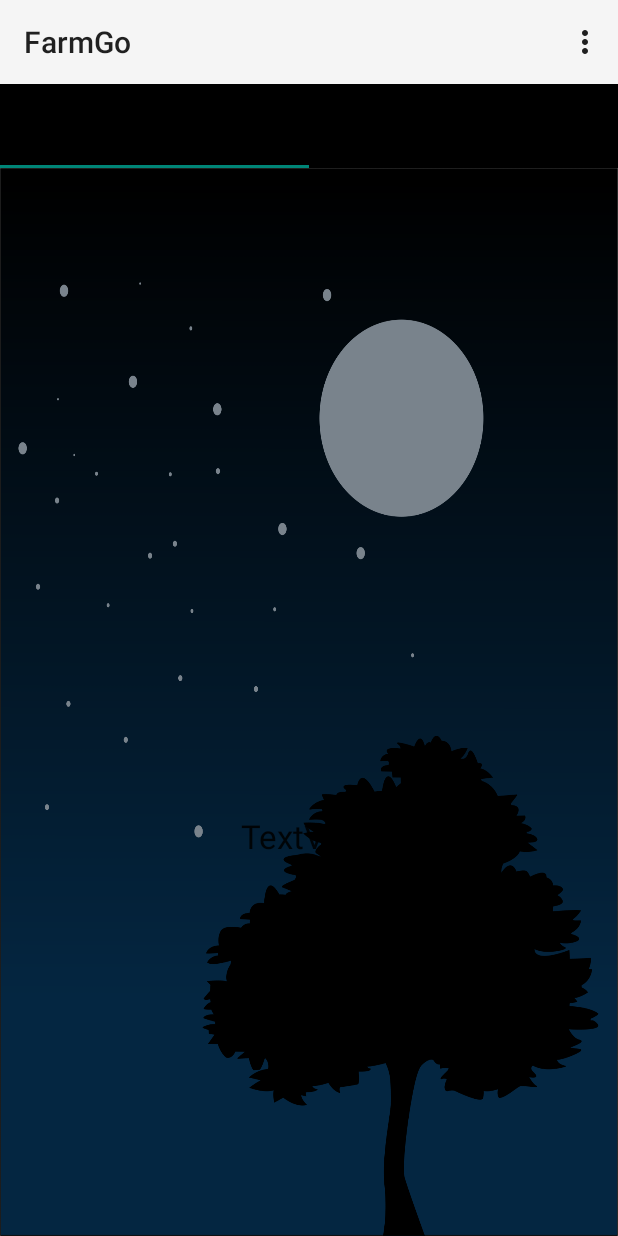
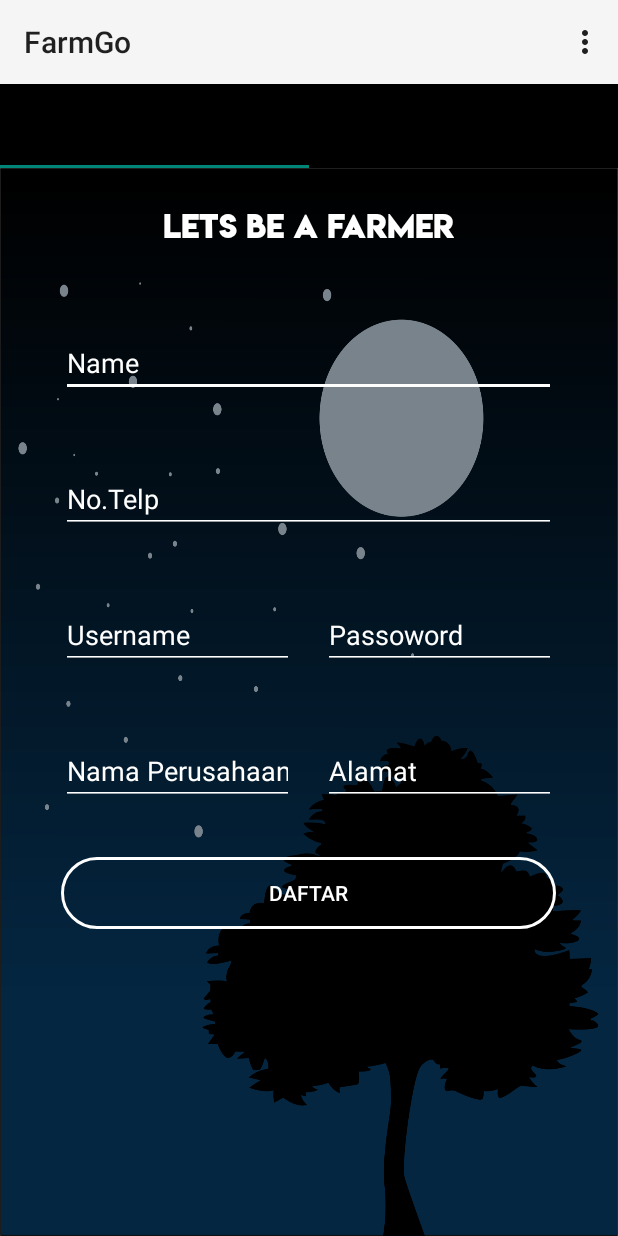
Before and after one commit to rhesaav/FarmGo, an Android app: the Tab1 screen opened directly, with no data from a screen before it, on a phone screen of 412 x 824 dp. Run offline under Robolectric (Android 15) with nearby library versions, the phone set to English and light mode, and no system bars.

Commit message:
+ editing owner registration

```diff
--- a/app/src/main/res/layout/tab1.xml
+++ b/app/src/main/res/layout/tab1.xml
@@ -3,13 +3,111 @@
     android:layout_width="match_parent"
     android:layout_height="match_parent">
 
+    <EditText
+        android:id="@+id/name"
+        android:layout_width="330dp"
+        android:layout_height="wrap_content"
+        android:layout_alignStart="@+id/telp"
+        android:layout_below="@+id/judul"
+        android:layout_marginTop="54dp"
+        android:backgroundTint="@color/cardview_light_background"
+        android:ems="10"
+        android:hint="Name"
+        android:inputType="textPersonName"
+        android:textColor="@android:color/white"
+        android:textColorHint="@android:color/white" />
+
+    <EditText
+        android:id="@+id/telp"
+        android:layout_width="330dp"
+        android:layout_height="wrap_content"
+        android:layout_alignStart="@+id/username"
+        android:layout_below="@+id/name"
+        android:layout_marginTop="45dp"
+        android:backgroundTint="@color/cardview_light_background"
+        android:ems="10"
+        android:hint="No.Telp"
+        android:inputType="phone"
+        android:textColor="@android:color/white"
+        android:textColorHint="@android:color/white" />
+
+    <EditText
+        android:id="@+id/username"
+        android:layout_width="155dp"
+        android:layout_height="wrap_content"
+        android:layout_alignStart="@+id/kirim"
+        android:layout_below="@+id/telp"
+        android:layout_marginTop="45dp"
+        android:backgroundTint="@color/cardview_light_background"
+        android:ems="10"
+        android:hint="Username"
+        android:inputType="textPersonName"
+        android:textColor="@android:color/white"
+        android:textColorHint="@android:color/white" />
+
+    <EditText
+        android:id="@+id/password"
+        android:layout_width="155dp"
+        android:layout_height="wrap_content"
+        android:layout_above="@+id/kirim"
+        android:layout_alignEnd="@+id/telp"
+        android:backgroundTint="@color/cardview_light_background"
+        android:ems="10"
+        android:hint="Passoword"
+        android:inputType="textPassword"
+        android:textColor="@android:color/white"
+        android:textColorHint="@android:color/white" />
+
+    <EditText
+        android:id="@+id/namaperusahaan"
+        android:layout_width="155dp"
+        android:layout_height="wrap_content"
+        android:layout_alignBaseline="@+id/alamat"
+        android:layout_alignBottom="@+id/alamat"
+        android:layout_alignStart="@+id/username"
+        android:layout_marginTop="45dp"
+        android:backgroundTint="@color/cardview_light_background"
+        android:ems="10"
+        android:hint="Nama Perusahaan"
+        android:inputType="textPersonName"
+        android:textColor="@android:color/white"
+        android:textColorHint="@android:color/white" />
+
+    <EditText
+        android:id="@+id/alamat"
+        android:layout_width="155dp"
+        android:layout_height="wrap_content"
+        android:layout_alignEnd="@+id/kirim"
+        android:layout_below="@+id/password"
+        android:layout_marginTop="45dp"
+        android:backgroundTint="@color/cardview_light_background"
+        android:ems="10"
+        android:hint="Alamat"
+        android:inputType="text"
+        android:textColor="@android:color/white"
+        android:textColorHint="@android:color/white" />
+
+    <Button
+        android:id="@+id/kirim"
+        android:layout_width="330dp"
+        android:layout_height="wrap_content"
+        android:layout_below="@+id/username"
+        android:layout_centerHorizontal="true"
+        android:layout_marginTop="125dp"
+        android:background="@drawable/button_transparent"
+        android:text="Daftar"
+        android:textColor="@android:color/white" />
+
     <TextView
-        android:id="@+id/textView3"
+        android:id="@+id/judul"
         android:layout_width="wrap_content"
         android:layout_height="wrap_content"
-        android:layout_alignParentBottom="true"
+        android:layout_alignParentTop="true"
         android:layout_centerHorizontal="true"
-        android:layout_marginBottom="252dp"
-        android:text="TextView"
-        android:textAppearance="@style/Base.TextAppearance.AppCompat.Large" />
+        android:layout_marginTop="24dp"
+        android:fontFamily="@font/lemonmilkbold"
+        android:text="Lets be a Farmer"
+        android:textColor="@android:color/white"
+        android:textSize="20dp" />
+
 </RelativeLayout>
--- a/app/src/main/res/layout/tab2.xml
+++ b/app/src/main/res/layout/tab2.xml
@@ -4,7 +4,7 @@
     android:layout_height="match_parent">
 
     <EditText
-        android:id="@+id/editText"
+        android:id="@+id/name"
         android:layout_width="330dp"
         android:layout_height="wrap_content"
         android:layout_alignParentTop="true"
@@ -18,12 +18,11 @@
         android:textColorHint="@android:color/white" />
 
     <EditText
-        android:id="@+id/editText7"
+        android:id="@+id/telp"
         android:layout_width="330dp"
         android:layout_height="wrap_content"
-        android:layout_below="@+id/editText"
-        android:layout_centerHorizontal="true"
-        android:layout_marginTop="45dp"
+        android:layout_alignStart="@+id/username"
+        android:layout_centerVertical="true"
         android:backgroundTint="@color/cardview_light_background"
         android:ems="10"
         android:hint="No.Telp"
@@ -32,11 +31,11 @@
         android:textColorHint="@android:color/white" />
 
     <EditText
-        android:id="@+id/editText8"
+        android:id="@+id/username"
         android:layout_width="155dp"
         android:layout_height="wrap_content"
-        android:layout_alignStart="@+id/editText"
-        android:layout_below="@+id/editText7"
+        android:layout_alignStart="@+id/kirim"
+        android:layout_below="@+id/telp"
         android:layout_marginTop="45dp"
         android:backgroundTint="@color/cardview_light_background"
         android:ems="10"
@@ -46,11 +45,11 @@
         android:textColorHint="@android:color/white" />
 
     <EditText
-        android:id="@+id/editText9"
+        android:id="@+id/password"
         android:layout_width="155dp"
         android:layout_height="wrap_content"
-        android:layout_above="@+id/button3"
-        android:layout_alignEnd="@+id/editText7"
+        android:layout_above="@+id/kirim"
+        android:layout_alignEnd="@+id/telp"
         android:backgroundTint="@color/cardview_light_background"
         android:ems="10"
         android:hint="Passoword"
@@ -59,10 +58,10 @@
         android:textColorHint="@android:color/white" />
 
     <Button
-        android:id="@+id/button3"
+        android:id="@+id/kirim"
         android:layout_width="330dp"
         android:layout_height="wrap_content"
-        android:layout_below="@+id/editText8"
+        android:layout_below="@+id/username"
         android:layout_centerHorizontal="true"
         android:layout_marginTop="55dp"
         android:background="@drawable/button_transparent"
```
